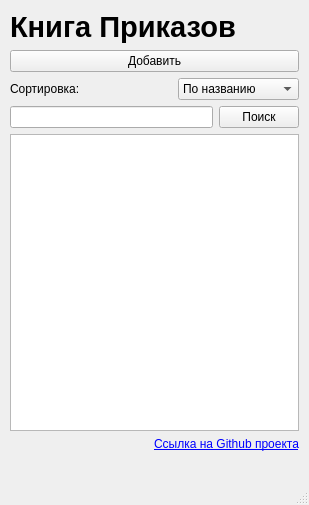
Above: ui-files/mainWidget.ui from f1rsov08/BestProject before the change. Below: the same form after it.
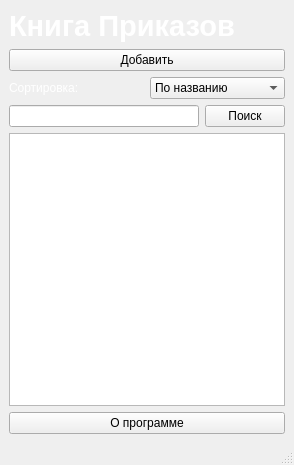
That is the form after the change.

Commit message: Финальные штрихи

The edit to the form file:
```diff
--- a/ui-files/mainWidget.ui
+++ b/ui-files/mainWidget.ui
@@ -2,30 +2,27 @@
 <ui version="4.0">
  <class>MainWindow</class>
  <widget class="QMainWindow" name="MainWindow">
+  <property name="enabled">
+   <bool>true</bool>
+  </property>
   <property name="geometry">
    <rect>
     <x>0</x>
     <y>0</y>
-    <width>309</width>
-    <height>505</height>
+    <width>294</width>
+    <height>465</height>
    </rect>
   </property>
   <property name="windowTitle">
    <string>MainWindow</string>
   </property>
   <widget class="QWidget" name="centralwidget">
-   <widget class="QWidget" name="verticalLayoutWidget">
-    <property name="geometry">
-     <rect>
-      <x>10</x>
-      <y>10</y>
-      <width>289</width>
-      <height>441</height>
-     </rect>
-    </property>
-    <layout class="QVBoxLayout" name="verticalLayout">
+   <layout class="QVBoxLayout" name="verticalLayout_2">
      <item>
       <widget class="QLabel" name="label">
+      <property name="styleSheet">
+       <string notr="true">color: rgb(255, 255, 255)</string>
+      </property>
        <property name="text">
         <string>&lt;html&gt;&lt;head/&gt;&lt;body&gt;&lt;p&gt;&lt;span style=&quot; font-size:22pt; font-weight:600;&quot;&gt;Книга Приказов&lt;/span&gt;&lt;/p&gt;&lt;/body&gt;&lt;/html&gt;</string>
        </property>
@@ -42,24 +39,14 @@
       <layout class="QHBoxLayout" name="horizontalLayout">
        <item>
         <widget class="QLabel" name="sortLabel">
+        <property name="styleSheet">
+         <string notr="true">color: rgb(255, 255, 255)</string>
+        </property>
          <property name="text">
           <string>Сортировка:</string>
          </property>
         </widget>
        </item>
-       <item>
-        <spacer name="horizontalSpacer">
-         <property name="orientation">
-          <enum>Qt::Horizontal</enum>
-         </property>
-         <property name="sizeHint" stdset="0">
-          <size>
-           <width>40</width>
-           <height>20</height>
-          </size>
-         </property>
-        </spacer>
-       </item>
        <item>
         <widget class="QComboBox" name="comboBox">
          <item>
@@ -119,28 +106,13 @@
       <widget class="QListWidget" name="listWidget"/>
      </item>
      <item>
-      <layout class="QHBoxLayout" name="horizontalLayout_4">
-       <item>
-        <widget class="QLabel" name="githubIcon">
+     <widget class="QPushButton" name="aboutButton">
          <property name="text">
-          <string/>
-         </property>
-         <property name="scaledContents">
-          <bool>true</bool>
-         </property>
-        </widget>
-       </item>
-       <item>
-        <widget class="QLabel" name="githubLabel">
-         <property name="text">
-          <string>&lt;html&gt;&lt;head/&gt;&lt;body&gt;&lt;p&gt;&lt;a href=&quot;https://github.com/f1rsov08/BestProject&quot;&gt;&lt;span style=&quot; text-decoration: underline; color:#0000ff;&quot;&gt;Ссылка на Github проекта&lt;/span&gt;&lt;/a&gt;&lt;/p&gt;&lt;/body&gt;&lt;/html&gt;</string>
-         </property>
-        </widget>
-       </item>
-      </layout>
-     </item>
-    </layout>
-   </widget>
+       <string>О программе</string>
+      </property>
+     </widget>
+    </item>
+   </layout>
   </widget>
   <widget class="QMenuBar" name="menubar">
    <property name="geometry">
```
Left out of the diff: 4 changed lines with no effect on the pictures. Lines whose indentation alone changed are shown as unchanged.
